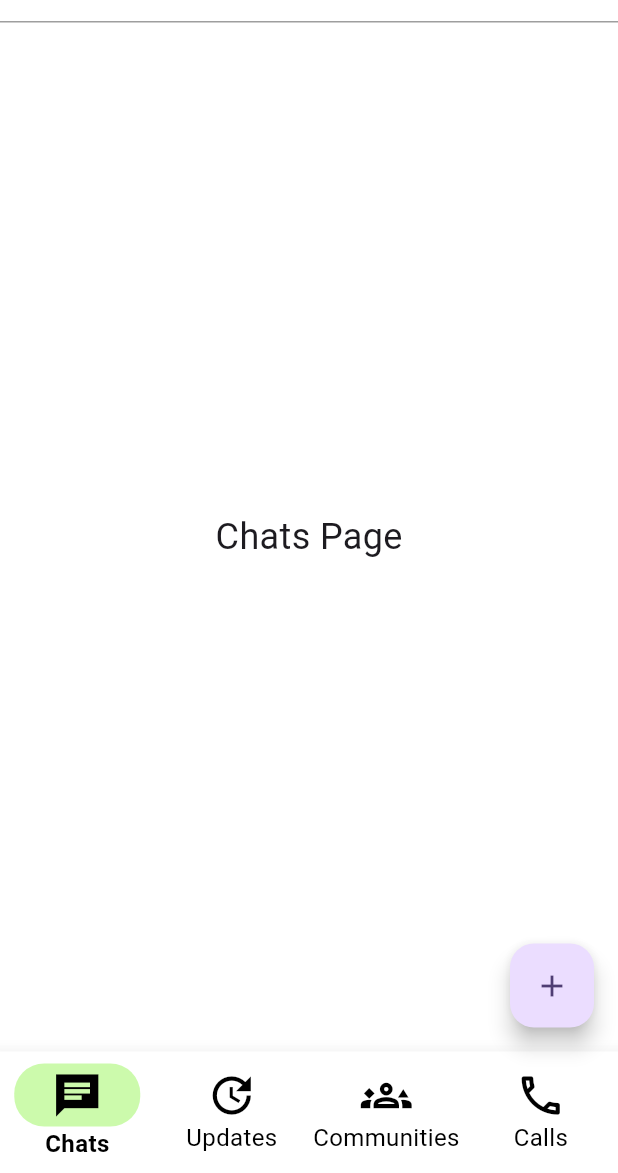
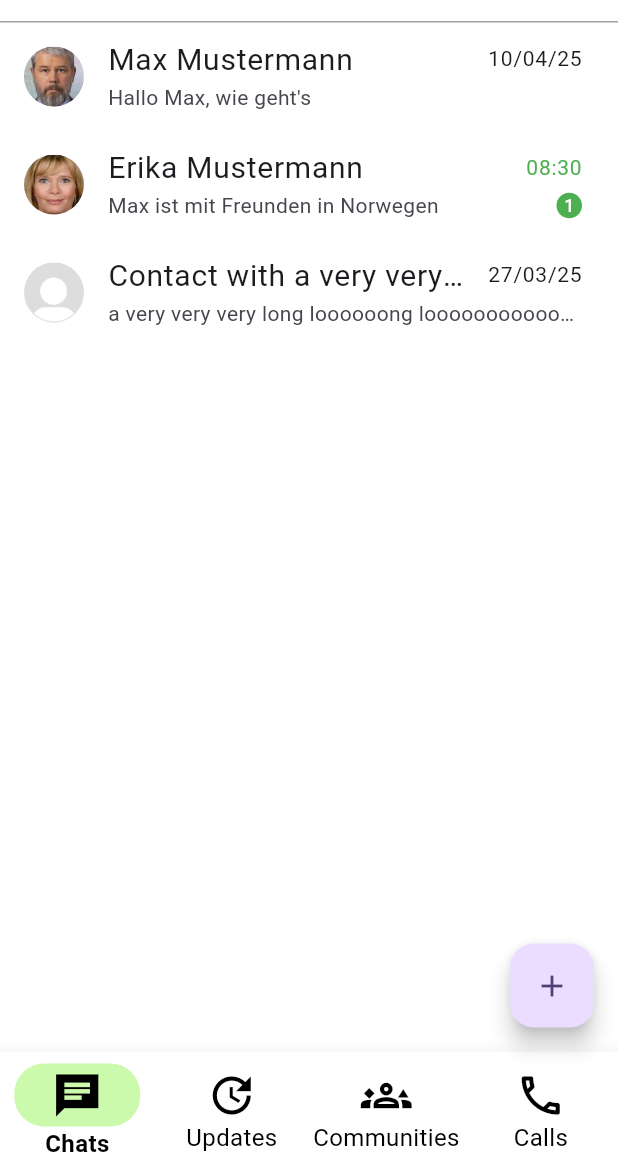
Before and after one commit to fdg2425/whatsapp_ui, a Flutter app: the screen it shows after launch, on a phone screen of 412 x 824 dp, the part 63-1236 px from its top. Run offline on Flutter 3.47's test engine with Material 3 defaults, Android fonts, the phone set to English and light mode, and no system bars.

Commit message:
First version of Chats Page with 3 contacts

```diff
--- /dev/null
+++ b/lib/chats_widget.dart
@@ -0,0 +1,21 @@
+import 'package:flutter/material.dart';
+import 'contact_list_tile.dart';
+import 'contact_provider.dart';
+
+class ChatsWidget extends StatelessWidget {
+  const ChatsWidget({super.key});
+
+  @override
+  Widget build(BuildContext context) {
+    var provider = ContactProvider();
+    var contacts = provider.contacts;
+
+    return Column(
+      children: [
+        ContactListTile(contact: contacts[0]),
+        ContactListTile(contact: contacts[1]),
+        ContactListTile(contact: contacts[2]),
+      ],
+    );
+  }
+}
--- /dev/null
+++ b/lib/contact.dart
@@ -0,0 +1,36 @@
+// ignore_for_file: prefer_interpolation_to_compose_strings
+
+class Contact {
+  Contact(this.name);
+  String name;
+  String? imagePath;
+  String lastMessage = "hello";
+  DateTime dateOfLastMessage = DateTime.now();
+  int countOfNewMessages = 0;
+
+  simulateNewMessage() {
+    dateOfLastMessage = DateTime.now();
+    lastMessage = "new message at $dateOfLastMessage";
+    countOfNewMessages++;
+  }
+
+  String getDateOfLastMessageAsString() {
+    // normally show date as dd/mm/yy
+    var result = "${dateOfLastMessage.day}".padLeft(2, "0") +
+        "/" +
+        "${dateOfLastMessage.month}".padLeft(2, "0") +
+        "/" +
+        "${dateOfLastMessage.year - 2000}";
+
+    var now = DateTime.now();
+    // when last message is from current day, show hh:mm
+    if (now.day == dateOfLastMessage.day &&
+        now.month == dateOfLastMessage.month &&
+        now.year == dateOfLastMessage.year) {
+      result = "${dateOfLastMessage.hour}".padLeft(2, "0") +
+          ":" +
+          "${dateOfLastMessage.minute}".padLeft(2, "0");
+    }
+    return result;
+  }
+}
--- /dev/null
+++ b/lib/contact_list_tile.dart
@@ -0,0 +1,52 @@
+import 'package:flutter/material.dart';
+
+import 'contact.dart';
+
+class ContactListTile extends StatelessWidget {
+  const ContactListTile({super.key, required this.contact});
+
+  final Contact contact;
+
+  @override
+  Widget build(BuildContext context) {
+    var imagePath = contact.imagePath ?? "assets/images/default_image.jpg";
+
+    return ListTile(
+      leading: CircleAvatar(foregroundImage: AssetImage(imagePath)),
+      title: Row(
+        children: [
+          Expanded(
+            child: Text(contact.name,
+                style: const TextStyle(
+                    fontSize: 20, fontWeight: FontWeight.normal),
+                overflow: TextOverflow.ellipsis,
+                softWrap: false),
+          ),
+          const SizedBox(width: 15),
+          Text(
+            contact.getDateOfLastMessageAsString(),
+            style: TextStyle(
+                fontSize: 14,
+                color: contact.countOfNewMessages > 0 ? Colors.green : null),
+          )
+        ],
+      ),
+      subtitle: Row(
+        children: [
+          Expanded(
+            child: Text(
+              contact.lastMessage,
+              overflow: TextOverflow.ellipsis,
+            ),
+          ),
+          if (contact.countOfNewMessages > 0)
+            Badge(
+              label: Text("${contact.countOfNewMessages}",
+                  style: const TextStyle(fontSize: 12)),
+              backgroundColor: Colors.green,
+            )
+        ],
+      ),
+    );
+  }
+}
--- /dev/null
+++ b/lib/contact_provider.dart
@@ -0,0 +1,37 @@
+import 'contact.dart';
+
+class ContactProvider {
+  ContactProvider() {
+    initialzeContacts();
+  }
+
+  List<Contact> contacts = [];
+
+  void initialzeContacts() {
+    var now = DateTime.now();
+    var contact = Contact("Max Mustermann");
+    contact.imagePath = "assets/images/mm.jpg";
+    contact.lastMessage = "Hallo Max, wie geht's";
+    contact.dateOfLastMessage = now.add(const Duration(days: -1));
+    contacts.add(contact);
+
+    contact = Contact("Erika Mustermann");
+    contact.imagePath = "assets/images/em.jpg";
+    contact.lastMessage = "Max ist mit Freunden in Norwegen";
+    contact.dateOfLastMessage = now.add(const Duration(hours: -2));
+    contact.countOfNewMessages = 1;
+    contacts.add(contact);
+
+    contact = Contact("Contact with a very very loooooong name");
+    contact.lastMessage = "a very very very long loooooong "
+        "loooooooooooooooooooooooooooooooooooooooooong message";
+    contact.dateOfLastMessage = DateTime(2025, 03, 27, 00, 11);
+    contacts.add(contact);
+
+    // for (var i = 0; i < 20; i++) {
+    //   contact = Contact("Test contact $i");
+    //   contact.countOfNewMessages = i;
+    //   contacts.add(contact);
+    // }
+  }
+}
--- a/lib/main.dart
+++ b/lib/main.dart
@@ -1,6 +1,7 @@
 import 'package:flutter/material.dart';
 
 import 'active_navigationbar_icon.dart';
+import 'chats_widget.dart';
 import 'settings_page.dart';
 
 void main() {
@@ -50,7 +51,7 @@ class _MyHomePageState extends State<MyHomePage> {
   int _selectedIndex = 0;
 
   static final List<Widget> _pages = <Widget>[
-    const Center(child: Text('Chats Page', style: TextStyle(fontSize: 24))),
+    const ChatsWidget(),
     const Center(child: Text('Updates Page', style: TextStyle(fontSize: 24))),
     const Center(
         child: Text('Communities Page', style: TextStyle(fontSize: 24))),
```
Also changed, not shown: assets/images/default_image.jpg (added).
